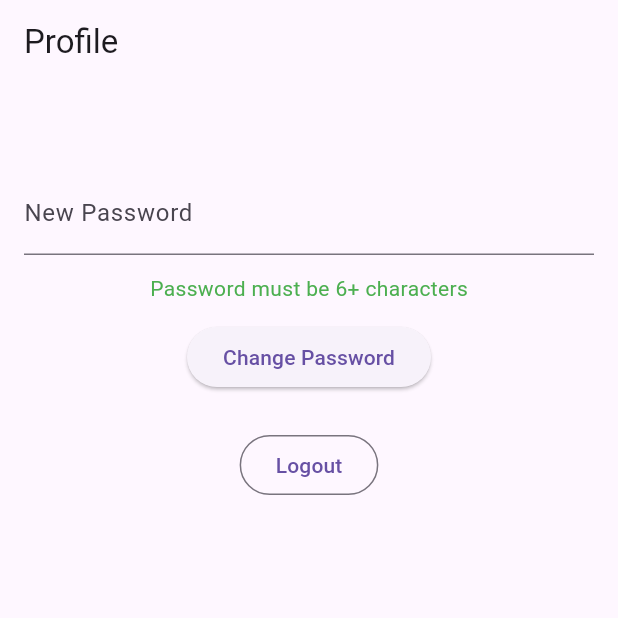
After one commit to mohitkokane3900/act16, a Flutter app: the screen it shows once a user with an empty profile is signed in, after a tap on "Change Password", on a phone screen of 412 x 824 dp, the top half of it. The commit adds this screen. Run offline on Flutter 3.47's test engine with Material 3 defaults, Android fonts, the phone set to English and light mode, and no system bars; our stand-ins replace firebase_auth, firebase_core; accounts and stored records are empty; generated files the repository leaves out were written again.

Commit message:
profile screen with email, change password, and logout

```diff
--- a/lib/main.dart
+++ b/lib/main.dart
@@ -1,15 +1,44 @@
 import 'package:flutter/material.dart';
 import 'package:firebase_core/firebase_core.dart';
 import 'firebase_options.dart';
+import 'services/auth_service.dart';
 import 'screens/auth_screen.dart';
+import 'screens/profile_screen.dart';
 
 void main() async {
   WidgetsFlutterBinding.ensureInitialized();
   await Firebase.initializeApp(
     options: DefaultFirebaseOptions.currentPlatform,
   );
-  runApp(const MaterialApp(
-    debugShowCheckedModeBanner: false,
-    home: AuthScreen(),
-  ));
+  runApp(const AppRoot());
 }
+
+class AppRoot extends StatefulWidget {
+  const AppRoot({super.key});
+  @override
+  State<AppRoot> createState() => _AppRootState();
+}
+
+class _AppRootState extends State<AppRoot> {
+  final auth = AuthService();
+
+  @override
+  Widget build(BuildContext context) {
+    return MaterialApp(
+      debugShowCheckedModeBanner: false,
+      home: StreamBuilder(
+        stream: auth.authState(),
+        builder: (context, snap) {
+          if (snap.connectionState == ConnectionState.waiting) {
+            return const Scaffold(
+                body: Center(child: CircularProgressIndicator()));
+          }
+          if (snap.hasData) {
+            return const ProfileScreen();
+          }
+          return const AuthScreen();
+        },
+      ),
+    );
+  }
+}
--- /dev/null
+++ b/lib/screens/profile_screen.dart
@@ -0,0 +1,81 @@
+import 'package:flutter/material.dart';
+import '../services/auth_service.dart';
+
+class ProfileScreen extends StatefulWidget {
+  const ProfileScreen({super.key});
+  @override
+  State<ProfileScreen> createState() => _ProfileScreenState();
+}
+
+class _ProfileScreenState extends State<ProfileScreen> {
+  final auth = AuthService();
+  final passCtl = TextEditingController();
+  bool loading = false;
+  String info = '';
+
+  Future<void> _changePassword() async {
+    final p = passCtl.text.trim();
+    if (p.length < 6) {
+      setState(() => info = 'Password must be 6+ characters');
+      return;
+    }
+    setState(() {
+      loading = true;
+      info = '';
+    });
+    try {
+      await auth.changePassword(p);
+      if (mounted) {
+        setState(() {
+          loading = false;
+          passCtl.clear();
+          info = 'Password updated';
+        });
+      }
+    } catch (e) {
+      if (mounted) {
+        setState(() {
+          loading = false;
+          info = 'Update failed';
+        });
+      }
+    }
+  }
+
+  Future<void> _logout() async {
+    await auth.signOut();
+  }
+
+  @override
+  Widget build(BuildContext context) {
+    final email = auth.currentUser()?.email ?? '';
+    return Scaffold(
+      appBar: AppBar(title: const Text('Profile')),
+      body: Padding(
+        padding: const EdgeInsets.all(16),
+        child: Column(
+          children: [
+            Text(email, style: const TextStyle(fontSize: 18)),
+            const SizedBox(height: 16),
+            TextField(
+                controller: passCtl,
+                decoration: const InputDecoration(labelText: 'New Password'),
+                obscureText: true),
+            const SizedBox(height: 12),
+            if (info.isNotEmpty)
+              Text(info,
+                  style: TextStyle(
+                      color:
+                          info.contains('failed') ? Colors.red : Colors.green)),
+            const SizedBox(height: 12),
+            ElevatedButton(
+                onPressed: loading ? null : _changePassword,
+                child: Text(loading ? 'Please wait' : 'Change Password')),
+            const SizedBox(height: 24),
+            OutlinedButton(onPressed: _logout, child: const Text('Logout')),
+          ],
+        ),
+      ),
+    );
+  }
+}
```
Also changed, not shown: lib/firebase_options.dart (deleted).
